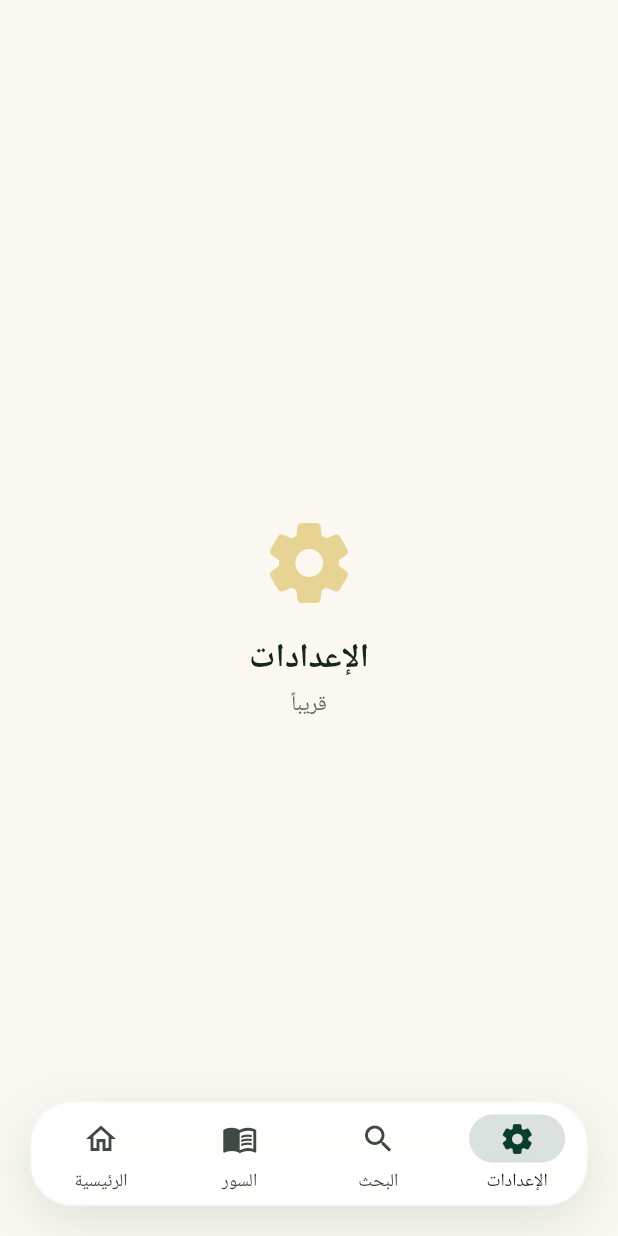
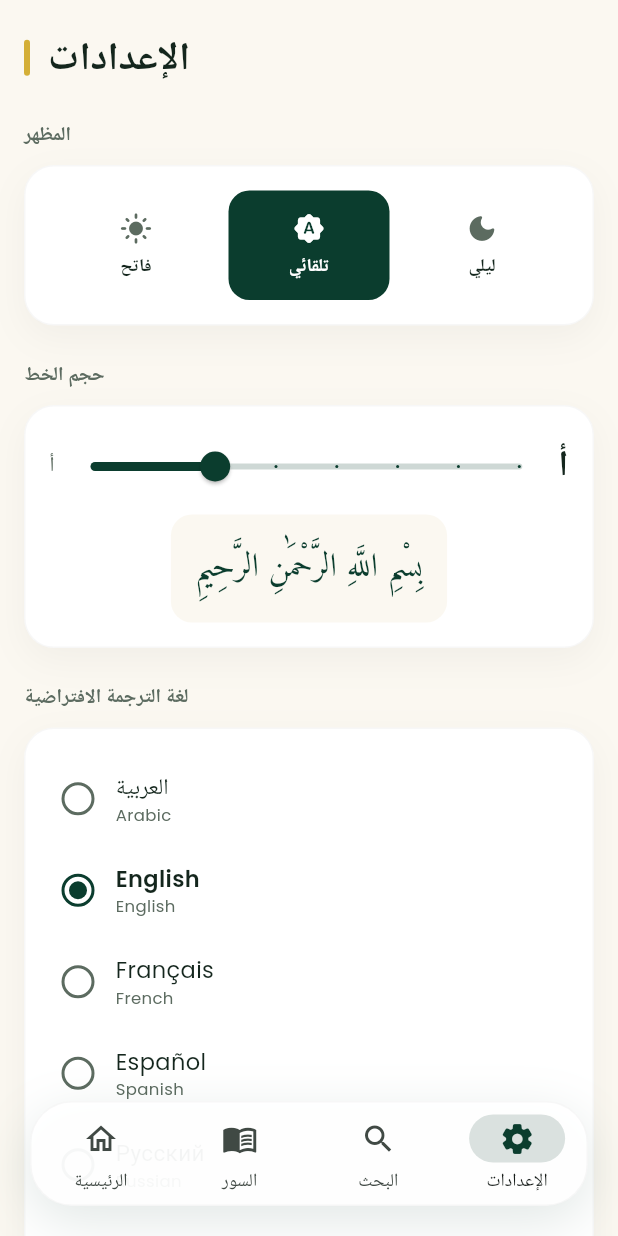
Before and after one commit to hhhhhh48/noor_quran, a Flutter app: the screen it shows after launch, item 4 of the bottom bar chosen, on a phone screen of 412 x 824 dp. Run offline on Flutter 3.47's test engine with Material 3 defaults, Android fonts, the phone set to English and light mode, and no system bars; our stand-ins replace shared_preferences; statements that could not run were skipped.

Commit message:
Feature: Complete settings screen - theme, font size, default language

```diff
--- a/lib/core/theme/app_text.dart
+++ b/lib/core/theme/app_text.dart
@@ -1,6 +1,8 @@
 import 'package:flutter/material.dart';
 
 class AppText {
+  static double scale = 1.0;
+
   static TextStyle amiri({
     double? fontSize,
     FontWeight? fontWeight,
@@ -10,7 +12,7 @@ class AppText {
   }) =>
       TextStyle(
         fontFamily: 'Amiri',
-        fontSize: fontSize,
+        fontSize: fontSize == null ? null : fontSize * scale,
         fontWeight: fontWeight,
         color: color,
         height: height,
@@ -26,7 +28,7 @@ class AppText {
   }) =>
       TextStyle(
         fontFamily: 'Poppins',
-        fontSize: fontSize,
+        fontSize: fontSize == null ? null : fontSize * scale,
         fontWeight: fontWeight,
         color: color,
         height: height,
--- a/lib/core/theme/theme_provider.dart
+++ b/lib/core/theme/theme_provider.dart
@@ -2,10 +2,17 @@ import 'package:flutter/material.dart';
 import 'package:shared_preferences/shared_preferences.dart';
 
 class ThemeProvider extends ChangeNotifier {
-  static const _key = 'theme_mode';
+  static const _keyMode = 'theme_mode';
+  static const _keyFontSize = 'font_size';
+  static const _keyDefaultLang = 'default_lang';
+
   ThemeMode _mode = ThemeMode.system;
+  double _fontSize = 1.0;
+  String _defaultLang = 'en';
 
   ThemeMode get themeMode => _mode;
+  double get fontSize => _fontSize;
+  String get defaultLang => _defaultLang;
 
   ThemeProvider() {
     _load();
@@ -13,16 +20,40 @@ class ThemeProvider extends ChangeNotifier {
 
   Future<void> _load() async {
     final prefs = await SharedPreferences.getInstance();
-    final v = prefs.getString(_key);
+    final v = prefs.getString(_keyMode);
     if (v == 'light') _mode = ThemeMode.light;
     if (v == 'dark') _mode = ThemeMode.dark;
+    if (v == 'system') _mode = ThemeMode.system;
+
+    _fontSize = prefs.getDouble(_keyFontSize) ?? 1.0;
+    _defaultLang = prefs.getString(_keyDefaultLang) ?? 'en';
     notifyListeners();
   }
 
-  Future<void> toggle() async {
-    _mode = _mode == ThemeMode.dark ? ThemeMode.light : ThemeMode.dark;
+  Future<void> setThemeMode(ThemeMode mode) async {
+    _mode = mode;
     final prefs = await SharedPreferences.getInstance();
-    await prefs.setString(_key, _mode == ThemeMode.dark ? 'dark' : 'light');
+    await prefs.setString(
+        _keyMode,
+        mode == ThemeMode.light
+            ? 'light'
+            : mode == ThemeMode.dark
+                ? 'dark'
+                : 'system');
+    notifyListeners();
+  }
+
+  Future<void> setFontSize(double size) async {
+    _fontSize = size.clamp(0.8, 1.5);
+    final prefs = await SharedPreferences.getInstance();
+    await prefs.setDouble(_keyFontSize, _fontSize);
+    notifyListeners();
+  }
+
+  Future<void> setDefaultLang(String code) async {
+    _defaultLang = code;
+    final prefs = await SharedPreferences.getInstance();
+    await prefs.setString(_keyDefaultLang, code);
     notifyListeners();
   }
 }
--- a/lib/features/home/home_screen.dart
+++ b/lib/features/home/home_screen.dart
@@ -7,6 +7,7 @@ import '../../core/theme/app_text.dart';
 import '../../data/database/quran_repository.dart';
 import '../surahs/surahs_screen.dart';
 import '../reader/reader_screen.dart';
+import '../settings/settings_screen.dart';
 
 class HomeScreen extends StatefulWidget {
   const HomeScreen({super.key});
@@ -31,11 +32,7 @@ class _HomeScreenState extends State<HomeScreen> {
         title: 'البحث',
         subtitle: 'قريباً',
       ),
-      const _PlaceholderTab(
-        icon: Icons.settings_rounded,
-        title: 'الإعدادات',
-        subtitle: 'قريباً',
-      ),
+      const SettingsScreen(),
     ];
 
     return Scaffold(
@@ -70,8 +67,7 @@ class _HomeScreenState extends State<HomeScreen> {
           elevation: 0,
           height: 68,
           indicatorColor: AppColors.emerald.withValues(alpha: 0.15),
-          labelBehavior:
-              NavigationDestinationLabelBehavior.alwaysShow,
+          labelBehavior: NavigationDestinationLabelBehavior.alwaysShow,
           destinations: const [
             NavigationDestination(
               icon: Icon(Icons.home_outlined),
@@ -93,8 +89,8 @@ class _HomeScreenState extends State<HomeScreen> {
             ),
             NavigationDestination(
               icon: Icon(Icons.settings_outlined),
-              selectedIcon: Icon(Icons.settings_rounded,
-                  color: AppColors.emerald),
+              selectedIcon:
+                  Icon(Icons.settings_rounded, color: AppColors.emerald),
               label: 'الإعدادات',
             ),
           ],
@@ -333,7 +329,6 @@ class _HomeTab extends StatelessWidget {
             borderRadius: BorderRadius.circular(24),
             border: Border.all(
               color: AppColors.gold.withValues(alpha: 0.2),
-              width: 1,
             ),
             boxShadow: isDark ? null : AppShadows.cardLight,
           ),
@@ -421,11 +416,7 @@ class _HomeTab extends StatelessWidget {
               ),
               child: Column(
                 children: [
-                  Icon(
-                    a.$1,
-                    color: AppColors.emerald,
-                    size: 24,
-                  ),
+                  Icon(a.$1, color: AppColors.emerald, size: 24),
                   const SizedBox(height: 8),
                   Text(
                     a.$2,
--- /dev/null
+++ b/lib/features/settings/settings_screen.dart
@@ -0,0 +1,370 @@
+import 'package:flutter/material.dart';
+import 'package:provider/provider.dart';
+import '../../core/theme/app_colors.dart';
+import '../../core/theme/app_gradients.dart';
+import '../../core/theme/app_shadows.dart';
+import '../../core/theme/app_text.dart';
+import '../../core/theme/theme_provider.dart';
+import '../../data/database/translation_repository.dart';
+import '../../data/models/translation.dart';
+
+class SettingsScreen extends StatelessWidget {
+  const SettingsScreen({super.key});
+
+  @override
+  Widget build(BuildContext context) {
+    final isDark = Theme.of(context).brightness == Brightness.dark;
+    final tp = context.watch<ThemeProvider>();
+    final transRepo = context.watch<TranslationRepository>();
+
+    return SafeArea(
+      bottom: false,
+      child: ListView(
+        padding: const EdgeInsets.fromLTRB(16, 20, 16, 120),
+        children: [
+          _header(isDark),
+          const SizedBox(height: 24),
+          _sectionTitle('المظهر', isDark),
+          const SizedBox(height: 10),
+          _themeSelector(tp, isDark),
+          const SizedBox(height: 24),
+          _sectionTitle('حجم الخط', isDark),
+          const SizedBox(height: 10),
+          _fontSizeSlider(tp, isDark),
+          const SizedBox(height: 24),
+          _sectionTitle('لغة الترجمة الافتراضية', isDark),
+          const SizedBox(height: 10),
+          _defaultLangSelector(tp, transRepo, isDark),
+          const SizedBox(height: 24),
+          _sectionTitle('حول التطبيق', isDark),
+          const SizedBox(height: 10),
+          _aboutCard(isDark),
+        ],
+      ),
+    );
+  }
+
+  Widget _header(bool isDark) {
+    return Row(
+      children: [
+        Container(
+          width: 4,
+          height: 24,
+          decoration: BoxDecoration(
+            color: AppColors.gold,
+            borderRadius: BorderRadius.circular(2),
+          ),
+        ),
+        const SizedBox(width: 12),
+        Text(
+          'الإعدادات',
+          style: AppText.poppins(
+            fontSize: 26,
+            fontWeight: FontWeight.bold,
+            color: isDark ? AppColors.textLight : AppColors.textPrimary,
+          ),
+        ),
+      ],
+    );
+  }
+
+  Widget _sectionTitle(String text, bool isDark) {
+    return Text(
+      text,
+      style: AppText.poppins(
+        fontSize: 13,
+        fontWeight: FontWeight.w600,
+        color: isDark ? AppColors.textMuted : AppColors.textSecondary,
+        letterSpacing: 0.8,
+      ),
+    );
+  }
+
+  Widget _card({required bool isDark, required Widget child}) {
+    return Container(
+      padding: const EdgeInsets.all(16),
+      decoration: BoxDecoration(
+        color: isDark ? AppColors.nightCard : AppColors.creamCard,
+        borderRadius: BorderRadius.circular(20),
+        border: Border.all(
+          color: isDark
+              ? Colors.white.withValues(alpha: 0.05)
+              : Colors.black.withValues(alpha: 0.03),
+        ),
+        boxShadow: isDark ? null : AppShadows.cardLight,
+      ),
+      child: child,
+    );
+  }
+
+  Widget _themeSelector(ThemeProvider tp, bool isDark) {
+    final options = [
+      (ThemeMode.light, Icons.light_mode_rounded, 'فاتح'),
+      (ThemeMode.system, Icons.brightness_auto_rounded, 'تلقائي'),
+      (ThemeMode.dark, Icons.dark_mode_rounded, 'ليلي'),
+    ];
+
+    return _card(
+      isDark: isDark,
+      child: Row(
+        children: options.map((o) {
+          final selected = tp.themeMode == o.$1;
+          return Expanded(
+            child: GestureDetector(
+              onTap: () => tp.setThemeMode(o.$1),
+              child: Container(
+                margin: const EdgeInsets.symmetric(horizontal: 4),
+                padding: const EdgeInsets.symmetric(vertical: 14),
+                decoration: BoxDecoration(
+                  color: selected ? AppColors.emerald : Colors.transparent,
+                  borderRadius: BorderRadius.circular(14),
+                ),
+                child: Column(
+                  children: [
+                    Icon(
+                      o.$2,
+                      size: 22,
+                      color: selected
+                          ? Colors.white
+                          : (isDark
+                              ? AppColors.textMuted
+                              : AppColors.textSecondary),
+                    ),
+                    const SizedBox(height: 6),
+                    Text(
+                      o.$3,
+                      style: AppText.poppins(
+                        fontSize: 12,
+                        fontWeight: FontWeight.w600,
+                        color: selected
+                            ? Colors.white
+                            : (isDark
+                                ? AppColors.textLight
+                                : AppColors.textPrimary),
+                      ),
+                    ),
+                  ],
+                ),
+              ),
+            ),
+          );
+        }).toList(),
+      ),
+    );
+  }
+
+  Widget _fontSizeSlider(ThemeProvider tp, bool isDark) {
+    return _card(
+      isDark: isDark,
+      child: Column(
+        children: [
+          Row(
+            children: [
+              Text(
+                'أ',
+                style: AppText.poppins(
+                  fontSize: 14,
+                  color: isDark
+                      ? AppColors.textMuted
+                      : AppColors.textSecondary,
+                ),
+              ),
+              Expanded(
+                child: Slider(
+                  value: tp.fontSize,
+                  min: 0.8,
+                  max: 1.5,
+                  divisions: 7,
+                  activeColor: AppColors.emerald,
+                  inactiveColor: AppColors.emerald.withValues(alpha: 0.2),
+                  onChanged: (v) => tp.setFontSize(v),
+                ),
+              ),
+              Text(
+                'أ',
+                style: AppText.poppins(
+                  fontSize: 24,
+                  fontWeight: FontWeight.bold,
+                  color: isDark
+                      ? AppColors.textLight
+                      : AppColors.textPrimary,
+                ),
+              ),
+            ],
+          ),
+          const SizedBox(height: 8),
+          Container(
+            padding: const EdgeInsets.all(16),
+            decoration: BoxDecoration(
+              color: isDark ? AppColors.nightElevated : AppColors.cream,
+              borderRadius: BorderRadius.circular(14),
+            ),
+            child: Text(
+              'بِسْمِ اللَّهِ الرَّحْمَٰنِ الرَّحِيمِ',
+              textAlign: TextAlign.center,
+              style: AppText.amiri(
+                fontSize: 22,
+                height: 1.8,
+                color: isDark ? AppColors.goldSoft : AppColors.emerald,
+              ),
+            ),
+          ),
+        ],
+      ),
+    );
+  }
+
+  Widget _defaultLangSelector(
+      ThemeProvider tp, TranslationRepository transRepo, bool isDark) {
+    return _card(
+      isDark: isDark,
+      child: Column(
+        children: kSupportedLanguages.map((lang) {
+          final isSelected = lang.code == transRepo.currentLanguage;
+          return InkWell(
+            onTap: () async {
+              await transRepo.loadLanguage(lang.code);
+              await tp.setDefaultLang(lang.code);
+            },
+            borderRadius: BorderRadius.circular(12),
+            child: Padding(
+              padding: const EdgeInsets.symmetric(
+                horizontal: 8,
+                vertical: 12,
+              ),
+              child: Row(
+                children: [
+                  Container(
+                    width: 22,
+                    height: 22,
+                    decoration: BoxDecoration(
+                      shape: BoxShape.circle,
+                      border: Border.all(
+                        color: isSelected
+                            ? AppColors.emerald
+                            : (isDark
+                                ? AppColors.textMuted
+                                : AppColors.textSecondary),
+                        width: 2,
+                      ),
+                    ),
+                    child: isSelected
+                        ? Center(
+                            child: Container(
+                              width: 12,
+                              height: 12,
+                              decoration: const BoxDecoration(
+                                color: AppColors.emerald,
+                                shape: BoxShape.circle,
+                              ),
+                            ),
+                          )
+                        : null,
+                  ),
+                  const SizedBox(width: 14),
+                  Expanded(
+                    child: Column(
+                      crossAxisAlignment: CrossAxisAlignment.start,
+                      children: [
+                        Text(
+                          lang.nativeName,
+                          style: AppText.poppins(
+                            fontSize: 15,
+                            fontWeight: isSelected
+                                ? FontWeight.w600
+                                : FontWeight.normal,
+                            color: isDark
+                                ? AppColors.textLight
+                                : AppColors.textPrimary,
+                          ),
+                        ),
+                        Text(
+                          lang.englishName,
+                          style: AppText.poppins(
+                            fontSize: 11,
+                            color: isDark
+                                ? AppColors.textMuted
+                                : AppColors.textSecondary,
+                          ),
+                        ),
+                      ],
+                    ),
+                  ),
+                ],
+              ),
+            ),
+          );
+        }).toList(),
+      ),
+    );
+  }
+
+  Widget _aboutCard(bool isDark) {
+    return _card(
+      isDark: isDark,
+      child: Column(
+        crossAxisAlignment: CrossAxisAlignment.start,
+        children: [
+          Row(
+            children: [
+              Container(
+                width: 40,
+                height: 40,
+                decoration: const BoxDecoration(
+                  shape: BoxShape.circle,
+                  gradient: AppGradients.goldShine,
+                ),
+                child: const Icon(
+                  Icons.menu_book_rounded,
+                  color: AppColors.emerald,
+                  size: 20,
+                ),
+              ),
+              const SizedBox(width: 12),
+              Column(
+                crossAxisAlignment: CrossAxisAlignment.start,
+                children: [
+                  Text(
+                    'القرآن الكريم',
+                    style: AppText.amiri(
+                      fontSize: 20,
+                      fontWeight: FontWeight.bold,
+                      color: isDark
+                          ? AppColors.textLight
+                          : AppColors.textPrimary,
+                    ),
+                  ),
+                  Text(
+                    'الإصدار ١.٠.٠',
+                    style: AppText.poppins(
+                      fontSize: 11,
+                      color: isDark
+                          ? AppColors.textMuted
+                          : AppColors.textSecondary,
+                    ),
+                  ),
+                ],
+              ),
+            ],
+          ),
+          const SizedBox(height: 16),
+          Container(
+            height: 1,
+            color: AppColors.gold.withValues(alpha: 0.15),
+          ),
+          const SizedBox(height: 16),
+          Text(
+            'تطبيق مجاني لقراءة القرآن الكريم بـ 10 لغات عالمية.\nيعمل بدون إنترنت تماماً.',
+            style: AppText.poppins(
+              fontSize: 13,
+              height: 1.7,
+              color: isDark
+                  ? AppColors.textMuted
+                  : AppColors.textSecondary,
+            ),
+          ),
+        ],
+      ),
+    );
+  }
+}
--- a/lib/main.dart
+++ b/lib/main.dart
@@ -1,5 +1,6 @@
 import 'package:flutter/material.dart';
 import 'package:provider/provider.dart';
+import 'core/theme/app_text.dart';
 import 'core/theme/app_theme.dart';
 import 'core/theme/theme_provider.dart';
 import 'data/database/quran_repository.dart';
@@ -19,8 +20,8 @@ void main() async {
     MultiProvider(
       providers: [
         ChangeNotifierProvider(create: (_) => ThemeProvider()),
+        ChangeNotifierProvider<TranslationRepository>.value(value: transRepo),
         Provider<QuranRepository>.value(value: quranRepo),
-        ChangeNotifierProvider<TranslationRepository>.value(value: transRepo),
       ],
       child: const QuranKareemApp(),
     ),
@@ -33,6 +34,8 @@ class QuranKareemApp extends StatelessWidget {
   @override
   Widget build(BuildContext context) {
     final tp = Provider.of<ThemeProvider>(context);
+    AppText.scale = tp.fontSize;
+
     return MaterialApp(
       title: 'القرآن الكريم',
       debugShowCheckedModeBanner: false,
```
